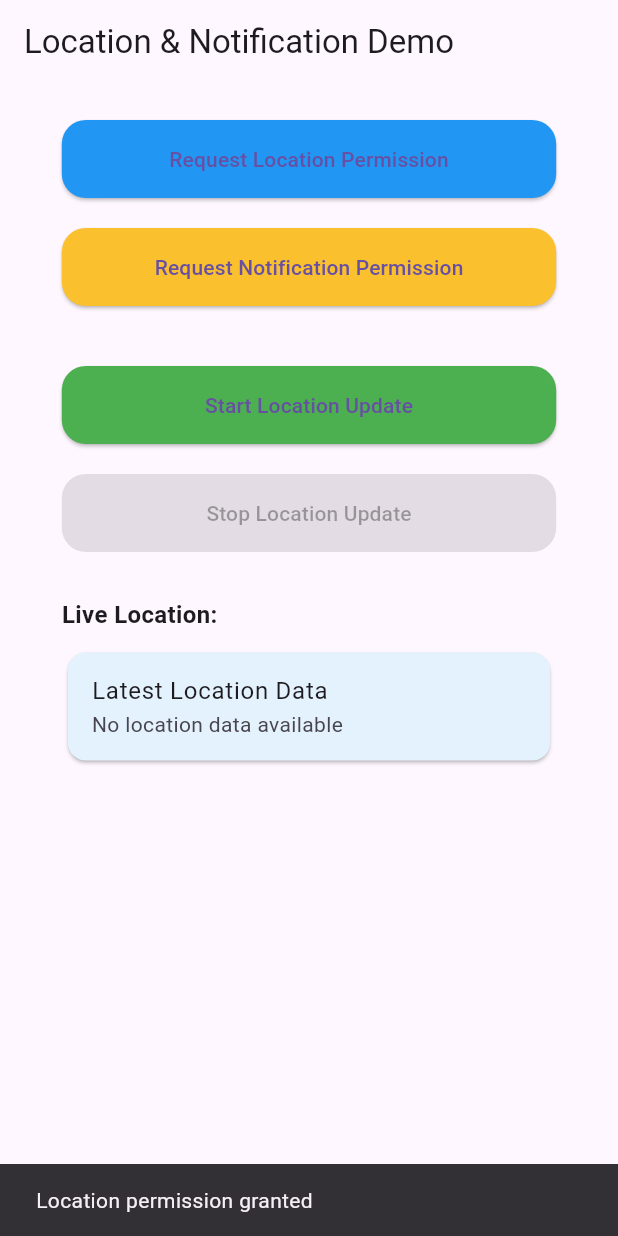
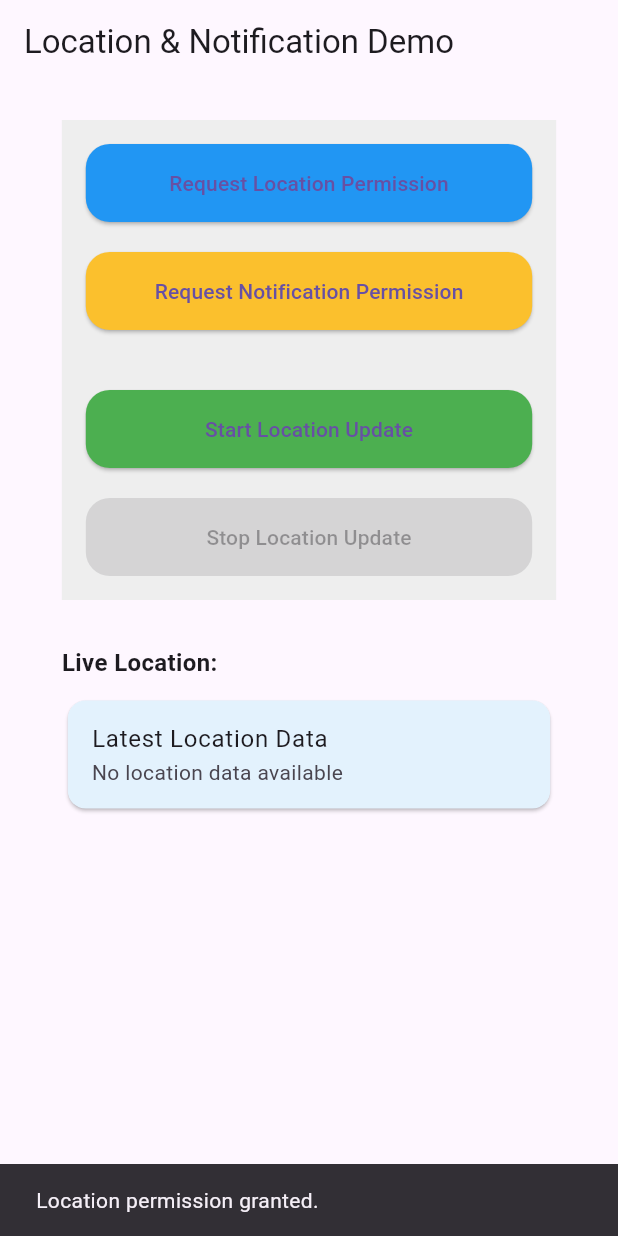
Before and after one commit to Ragaviiravi/Location_permission_demo, a Flutter app: the screen it shows after launch, after a tap on "Request Location Permission", on a phone screen of 412 x 824 dp. Run offline on Flutter 3.47's test engine with Material 3 defaults, Android fonts, the phone set to English and light mode, and no system bars; our stand-ins replace flutter_local_notifications, geolocator, permission_handler, shared_preferences.

Commit message:
ui-improved and attach the zip in mail

```diff
--- a/location permission/lib/LocationPermission/Component/LocationPermissionPage.dart
+++ b/location permission/lib/LocationPermission/Component/LocationPermissionPage.dart
@@ -1,11 +1,7 @@
 import 'dart:async';
 import 'package:flutter/material.dart';
-
 import 'package:provider/provider.dart';
-
 import '../Controller/location_controller.dart';
-
-
 
 class LocationPermissionPage extends StatelessWidget {
   const LocationPermissionPage({super.key});
@@ -50,7 +46,6 @@ class LocationPermissionPage extends StatelessWidget {
           ),
         ],
       ),
-
     );
 
     if (result == true) {
@@ -70,6 +65,12 @@ class LocationPermissionPage extends StatelessWidget {
             appBar: AppBar(title: const Text('Location & Notification Demo')),
             body: SingleChildScrollView(
               padding: EdgeInsets.symmetric(horizontal: screenWidth * 0.1, vertical: 24),
+              child: Column(
+                crossAxisAlignment: CrossAxisAlignment.stretch,
+                children: [
+                  Container(
+                    color: Colors.grey.shade200,
+                    padding: const EdgeInsets.all(16),
                     child: Column(
                       crossAxisAlignment: CrossAxisAlignment.stretch,
                       children: [
@@ -122,6 +123,9 @@ class LocationPermissionPage extends StatelessWidget {
                           ),
                           child: const Text('Stop Location Update'),
                         ),
+                      ],
+                    ),
+                  ),
                   const SizedBox(height: 30),
                   const Text(
                     'Live Location:',
@@ -158,7 +162,6 @@ class LocationPermissionPage extends StatelessWidget {
                                 'Lng: ${log.lng.toStringAsFixed(3)} | '
                                 'Speed: ${log.speed.toStringAsFixed(3)} m/s',
                           ),
-
                         ),
                       ),
                     ),
@@ -171,5 +174,4 @@ class LocationPermissionPage extends StatelessWidget {
       ),
     );
   }
-
 }
--- a/location permission/lib/LocationPermission/Controller/location_controller.dart
+++ b/location permission/lib/LocationPermission/Controller/location_controller.dart
@@ -1,8 +1,8 @@
 import 'dart:async';
 import 'package:flutter/material.dart';
 import 'package:geolocator/geolocator.dart';
-import 'package:shared_preferences/shared_preferences.dart';
 import 'package:flutter_local_notifications/flutter_local_notifications.dart';
+import 'package:permission_handler/permission_handler.dart';
 
 class LocationLog {
   final String requestId;
@@ -10,21 +10,12 @@ class LocationLog {
   final double lng;
   final double speed;
 
-  LocationLog(this.requestId, this.lat, this.lng, this.speed);
-
-  Map<String, dynamic> toJson() => {
-    'requestId': requestId,
-    'lat': lat,
-    'lng': lng,
-    'speed': speed,
-  };
-
-  static LocationLog fromJson(Map<String, dynamic> json) => LocationLog(
-    json['requestId'],
-    json['lat'],
-    json['lng'],
-    json['speed'],
-  );
+  LocationLog({
+    required this.requestId,
+    required this.lat,
+    required this.lng,
+    required this.speed,
+  });
 }
 
 class LocationController extends ChangeNotifier {
@@ -32,151 +23,101 @@ class LocationController extends ChangeNotifier {
   List<LocationLog> locationLogs = [];
   bool updatingLocation = false;
   Timer? _timer;
-  late FlutterLocalNotificationsPlugin _localNotifications;
   int _requestCounter = 0;
 
-  double? _lastLat;
-  double? _lastLng;
+  final FlutterLocalNotificationsPlugin flutterLocalNotificationsPlugin =
+  FlutterLocalNotificationsPlugin();
 
   LocationController() {
-    _initNotifications();
-    _loadSavedLocations();
+    _initializeNotifications();
   }
 
-  Future<void> _initNotifications() async {
-    _localNotifications = FlutterLocalNotificationsPlugin();
-    const androidSettings = AndroidInitializationSettings('@mipmap/ic_launcher');
-    const initSettings = InitializationSettings(android: androidSettings);
-    await _localNotifications.initialize(initSettings);
+  Future<void> _initializeNotifications() async {
+    const AndroidInitializationSettings initializationSettingsAndroid =
+    AndroidInitializationSettings('@mipmap/ic_launcher');
+
+    const InitializationSettings initializationSettings =
+    InitializationSettings(android: initializationSettingsAndroid);
+
+    await flutterLocalNotificationsPlugin.initialize(initializationSettings);
   }
 
-  Future<void> _showNotification(String message) async {
-    const androidDetails = AndroidNotificationDetails(
+  Future<void> showNotification(String title, String body) async {
+    const AndroidNotificationDetails androidDetails = AndroidNotificationDetails(
       'location_channel',
       'Location Updates',
-      channelDescription: 'Notifications for location updates',
+      channelDescription: 'Shows notifications for location updates',
       importance: Importance.max,
       priority: Priority.high,
+      playSound: true,
     );
-    const platformDetails = NotificationDetails(android: androidDetails);
-    await _localNotifications.show(
-      0,
-      'Location Update',
-      message,
-      platformDetails,
-    );
-  }
 
-  Future<void> _loadSavedLocations() async {
-    final prefs = await SharedPreferences.getInstance();
-    final saved = prefs.getStringList('location_logs') ?? [];
-    _requestCounter = prefs.getInt('request_counter') ?? 0;
+    const NotificationDetails platformDetails = NotificationDetails(android: androidDetails);
 
-    locationLogs = saved.map((s) {
-      final Map<String, dynamic> json = Map<String, dynamic>.from(
-        (Uri.parse(s).queryParameters).map(
-              (k, v) => MapEntry(k, double.tryParse(v) ?? v),
-        ),
-      );
-      return LocationLog.fromJson(json);
-    }).toList();
-
-    notifyListeners();
-  }
-
-  Future<void> _saveLocations() async {
-    final prefs = await SharedPreferences.getInstance();
-    final saved = locationLogs.map((log) {
-      final json = log.toJson().map((k, v) => MapEntry(k, v.toString()));
-      return Uri(queryParameters: json).toString();
-    }).toList();
-    await prefs.setStringList('location_logs', saved);
-    await prefs.setInt('request_counter', _requestCounter);
-  }
-
-  Future<void> _updateLocation() async {
-    try {
-      currentPosition = await Geolocator.getCurrentPosition(
-          desiredAccuracy: LocationAccuracy.high);
-
-      // Skip update if location change is < 5 meters
-      if (_lastLat != null && _lastLng != null) {
-        final distance = Geolocator.distanceBetween(
-          _lastLat!,
-          _lastLng!,
-          currentPosition!.latitude,
-          currentPosition!.longitude,
-        );
-        if (distance < 5) return;
-      }
-
-      _lastLat = currentPosition!.latitude;
-      _lastLng = currentPosition!.longitude;
-
-      _requestCounter++;
-
-      final log = LocationLog(
-        'request$_requestCounter',
-        currentPosition!.latitude,
-        currentPosition!.longitude,
-        currentPosition!.speed,
-      );
-
-      locationLogs.insert(0, log); // latest first
-      await _saveLocations();
-      notifyListeners();
-
-      // Show location update notification
-      await _showNotification(
-        'request$_requestCounter: Lat ${log.lat.toStringAsFixed(4)}, '
-            'Lng ${log.lng.toStringAsFixed(4)}, Speed ${log.speed.toStringAsFixed(2)}',
-      );
-    } catch (e) {
-      await _showNotification('Location update failed: $e');
-    }
-  }
-
-  void startLocationUpdates() {
-    if (updatingLocation) return;
-    updatingLocation = true;
-    notifyListeners();
-
-    _showNotification('Location updates started');
-    _updateLocation();
-
-    _timer = Timer.periodic(const Duration(seconds: 30), (_) async {
-      await _updateLocation();
-    });
-  }
-
-  void stopLocationUpdates() {
-    if (!updatingLocation) return;
-    _timer?.cancel();
-    updatingLocation = false;
-    notifyListeners();
-    _showNotification('Location updates stopped');
+    await flutterLocalNotificationsPlugin.show(0, title, body, platformDetails);
   }
 
   Future<void> requestLocationPermission(BuildContext context) async {
     LocationPermission permission = await Geolocator.checkPermission();
-    if (permission == LocationPermission.denied) {
+    if (permission == LocationPermission.denied ||
+        permission == LocationPermission.deniedForever) {
       permission = await Geolocator.requestPermission();
     }
 
-    final snackBar = SnackBar(
-      content: Text(
-        permission == LocationPermission.always || permission == LocationPermission.whileInUse
-            ? 'Location permission granted'
-            : 'Location permission denied',
-      ),
-    );
-    ScaffoldMessenger.of(context).showSnackBar(snackBar);
+    if (permission == LocationPermission.always || permission == LocationPermission.whileInUse) {
+      ScaffoldMessenger.of(context).showSnackBar(const SnackBar(content: Text('Location permission granted.')));
+    } else {
+      ScaffoldMessenger.of(context).showSnackBar(const SnackBar(content: Text('Location permission denied.')));
+    }
   }
 
   Future<void> requestNotificationPermission(BuildContext context) async {
-    final snackBar = SnackBar(
-      content: const Text('Notification permission (Android handled by default)'),
+    final status = await Permission.notification.request();
+
+    if (status.isGranted) {
+      ScaffoldMessenger.of(context).showSnackBar(const SnackBar(content: Text('Notification permission granted.')));
+    } else {
+      ScaffoldMessenger.of(context).showSnackBar(const SnackBar(content: Text('Notification permission denied.')));
+    }
+  }
+
+  Future<void> startLocationUpdates() async {
+    updatingLocation = true;
+    notifyListeners();
+
+    _timer = Timer.periodic(const Duration(seconds: 30), (_) async {
+      await _getLocation();
+    });
+
+    await _getLocation(); // Get the first location immediately
+  }
+
+  Future<void> _getLocation() async {
+    final position = await Geolocator.getCurrentPosition(
+      desiredAccuracy: LocationAccuracy.high,
     );
-    ScaffoldMessenger.of(context).showSnackBar(snackBar);
+
+    currentPosition = position;
+
+    _requestCounter++; // Increment the request number
+
+    final log = LocationLog(
+      requestId: 'Request $_requestCounter',
+      lat: position.latitude,
+      lng: position.longitude,
+      speed: position.speed,
+    );
+
+    locationLogs.insert(0, log);
+
+    notifyListeners();
+
+    await showNotification("Location Update", "Lat: ${log.lat}, Lng: ${log.lng}");
+  }
+
+  void stopLocationUpdates() {
+    _timer?.cancel();
+    updatingLocation = false;
+    notifyListeners();
   }
 }
```
Lines whose indentation alone changed are shown as unchanged.
